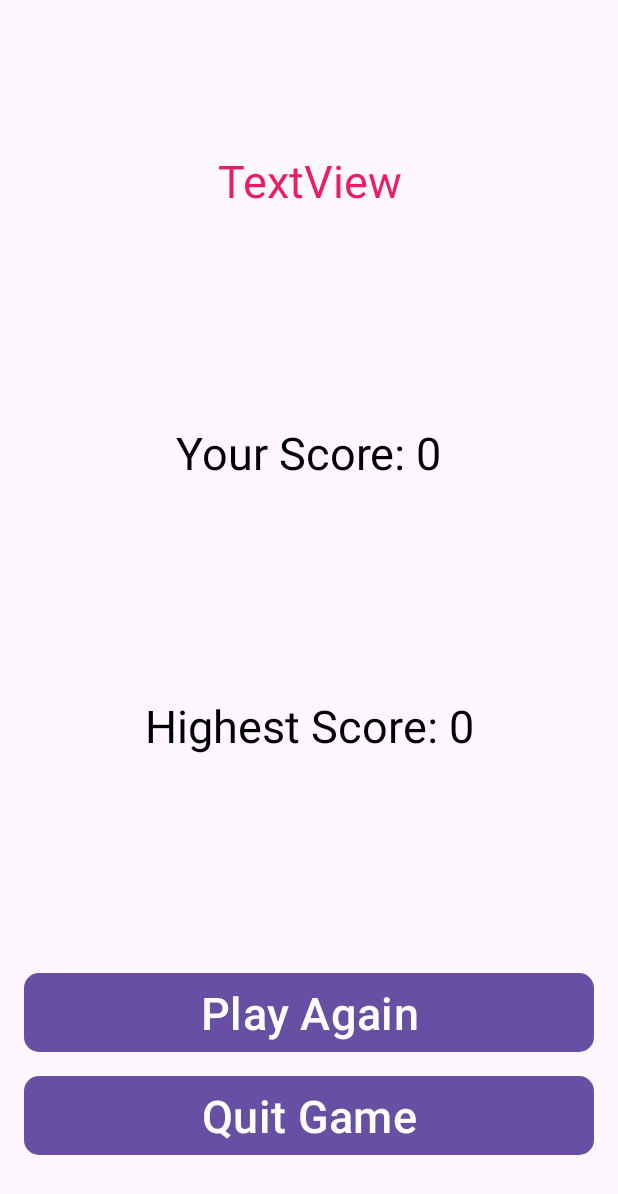
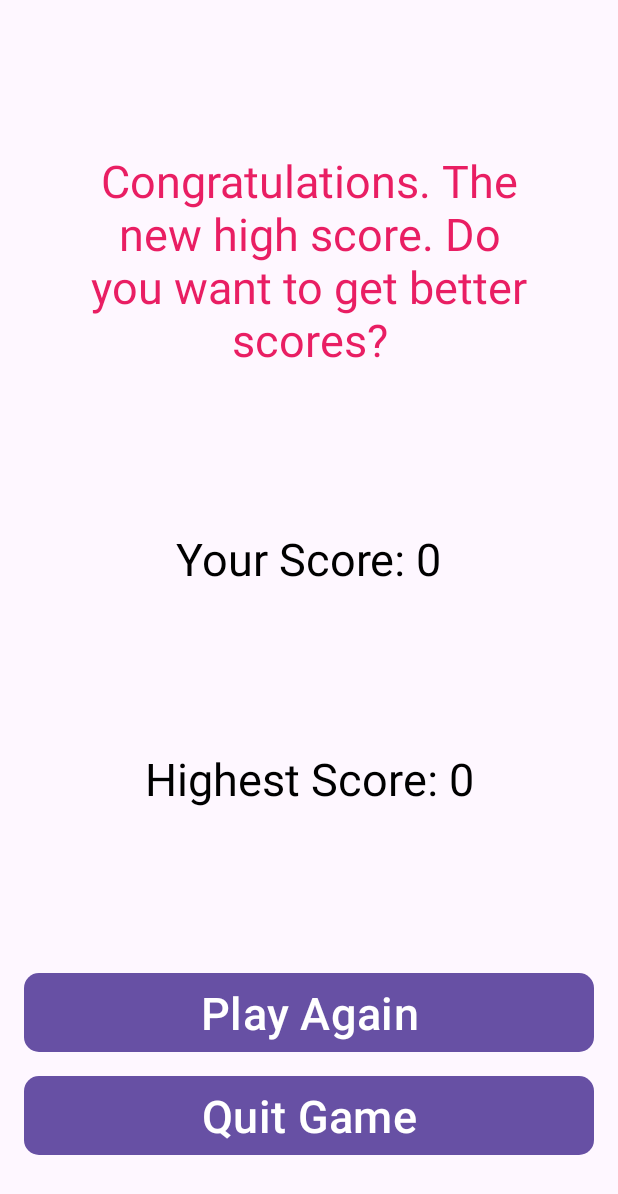
Before and after one commit to BernadetteWerneke/BalloonPopping, an Android app: the ResultActivity screen opened directly, with no data from a screen before it, on a phone screen of 412 x 824 dp. Shown: the top 1194 px of the screen. Run offline under Robolectric (Android 15) with nearby library versions, the phone set to English and light mode, and no system bars.

```diff
--- a/app/src/main/java/com/appperfektion/balloonpopping/MainActivity.kt
+++ b/app/src/main/java/com/appperfektion/balloonpopping/MainActivity.kt
@@ -100,7 +100,20 @@ class MainActivity : AppCompatActivity() {
             val i = Random.nextInt(balloonsArray.size)
             balloonsArray[i].visibility = View.VISIBLE
 
-            handler.postDelayed(runnable, 2000)
+            //speeding up the game
+            if (score <= 5){
+                handler.postDelayed(runnable, 2000)
+            }
+            if (score in 6 .. 10){
+                handler.postDelayed(runnable, 1500)
+            }
+            if (score in 11 .. 15){
+                handler.postDelayed(runnable, 1000)
+            }
+            if (score > 15){
+                handler.postDelayed(runnable, 500)
+            }
+
         }
         handler.post(runnable)
     }
--- a/app/src/main/java/com/appperfektion/balloonpopping/ResultActivity.kt
+++ b/app/src/main/java/com/appperfektion/balloonpopping/ResultActivity.kt
@@ -22,11 +22,20 @@ class ResultActivity : AppCompatActivity() {
         sharedPreferences = this.getSharedPreferences("Score", Context.MODE_PRIVATE)
         val highestScore = sharedPreferences.getInt("highestScore", 0)
 
-            if (myScore >= highestScore){
-                sharedPreferences.edit().putInt("highestScore", myScore).apply()        //save the score
-                resultBinding.textViewHighestScore.text = "Highest Score: $myScore"
+        if (myScore >= highestScore) {
+            sharedPreferences.edit().putInt("highestScore", myScore).apply()        //save the score
+            resultBinding.textViewHighestScore.text = "Highest Score: $myScore"
+            resultBinding.textViewInfo.text = "Congratulations. The new high score. Do you want to get better scores?"
+        } else {
+            resultBinding.textViewHighestScore.text = "Highest Score: $highestScore"
+
+            if ((highestScore-myScore) > 10){
+                resultBinding.textViewInfo.text = "You must get a little faster!"
+            } else if ((highestScore-myScore) in 4..10){
+                resultBinding.textViewInfo.text = "Good. How about getting a little faster?"
             } else {
-                resultBinding.textViewHighestScore.text = "Highest Score: $highestScore"
+                resultBinding.textViewInfo.text = "Excellent. If you get a little faster, you can reach the high score."
             }
+        }
     }
 }
```
